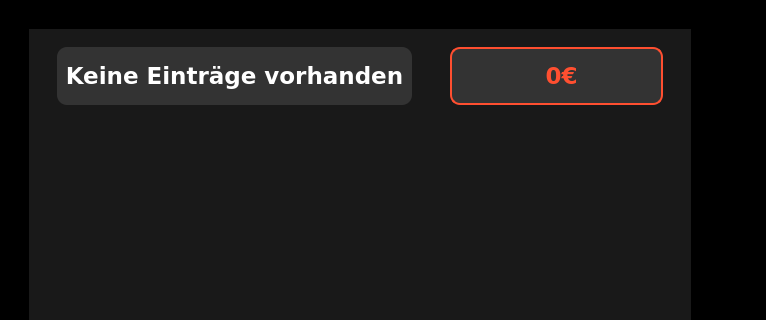
The window that ui/StatisticsWindow/MainWindow/statisticswindow.ui (MopedG/FinanceAnalytics) describes before a commit, drawn with Qt 5; both pictures show x 0 to 766 and y 0 to 320 of the 1393 by 805 pixel window.
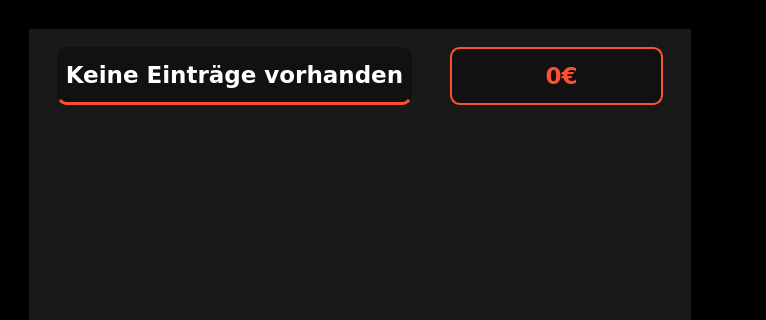
The same window after the commit. Icons and pictures are not drawn.

Commit message:
Automate date in Statistics Window and more
Changes:
- Auto selection of month when repository file was empty at begin now works
- Date in statistics window (in spendings view) is not hard coded anymore
- Change color of month title and total spendings to be darker

The edit to the form file:
```diff
--- a/ui/StatisticsWindow/MainWindow/statisticswindow.ui
+++ b/ui/StatisticsWindow/MainWindow/statisticswindow.ui
@@ -171,7 +171,8 @@
                      <string notr="true">QLabel {
 color: rgb(255, 255, 255);
 border-radius: 10px;
-background-color: rgb(51, 51, 51);
+	background-color: rgb(17, 17, 17);
+border-bottom: 3px solid rgb(255, 79, 48);
 }
 
 </string>
@@ -223,7 +224,7 @@
 color: rgb(255, 79, 48);
 border-radius: 10px;
 padding-left: 10px;
-background-color: rgb(51, 51, 51);
+	background-color: rgb(17, 17, 17);
 border: 2px solid rgb(255, 79, 48);
 }
 
```
Left out of the diff: 2 changed lines with no effect on the pictures. The commit also changes 1 other file.
